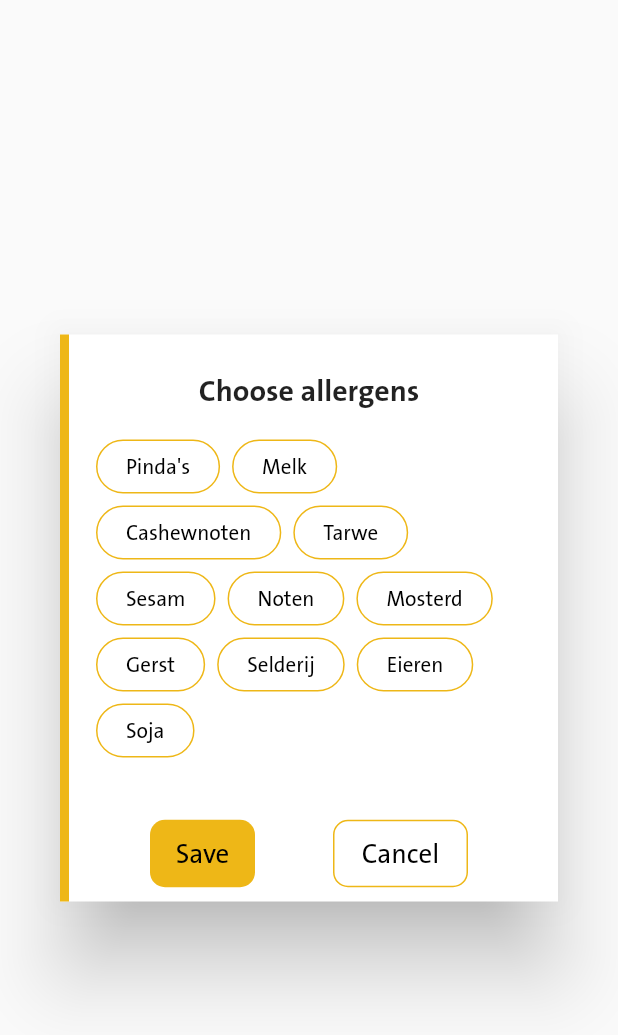
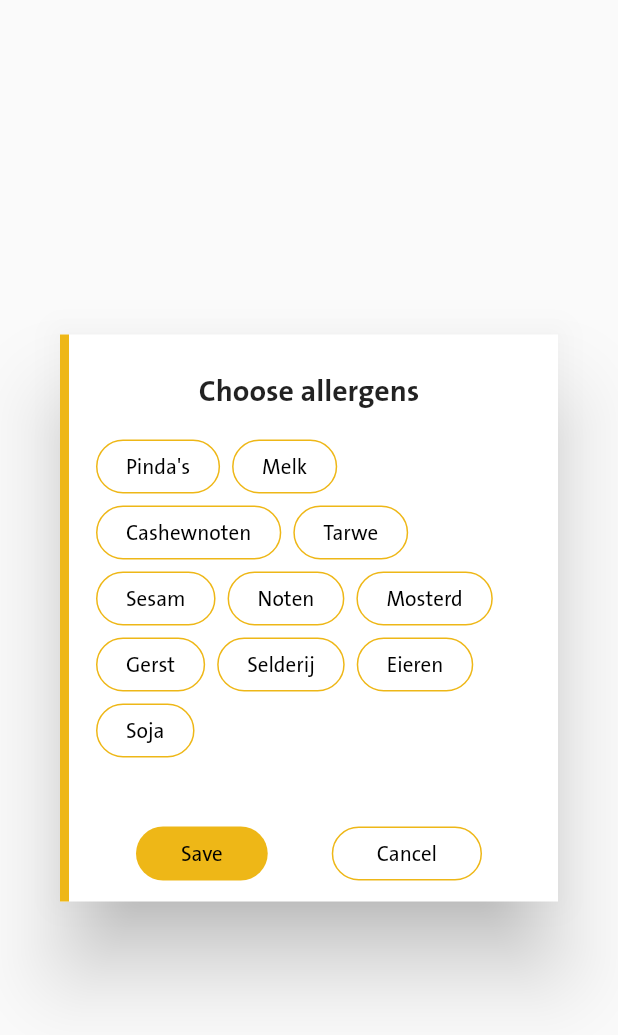
Before and after one commit to EditaAnomaly/S7-ASM-Jumbo-project, a Flutter app: the PreferenceDialog widget shown alone on an empty page, opened directly with empty values, on a phone screen of 412 x 824 dp. Shown: the top 1035 px of the screen. Run offline on Flutter 3.47's test engine with Material 2 defaults, Android fonts, the phone set to English and light mode, and no system bars; our stand-ins replace audioplayers, firebase_core, firebase_database, flutter_bloc, sliding_up_panel; missing offline and left inert: arkit_plugin, fast_barcode_scanner, flutter_vibrate; accounts and stored records are empty; network calls fail; statements that could not run were skipped.

Commit message:
Button style update to Jumbo guidelines
Some buttons were not using the exact Jumbo guidelines, updated those buttons to match Jumbo

```diff
--- a/lib/widgets/preferences/preference_dialog.dart
+++ b/lib/widgets/preferences/preference_dialog.dart
@@ -49,40 +49,39 @@ class _PreferenceDialogSate extends State<PreferenceDialog> {
       )),
       actions: [
         TextButton(
-          style: TextButton.styleFrom(
-            foregroundColor: Colors.black,
-            backgroundColor: const Color(0xffEEB717),
-            fixedSize: const Size(70, 45),
-            shape: RoundedRectangleBorder(
-              borderRadius: BorderRadius.circular(10.0),
-            ),
-            textStyle: const TextStyle(fontSize: 20),
-          ),
           onPressed: () {
             widget.callback(widget.options);
             Navigator.of(context).pop();
           },
-          child: const Text("Save",
-              style: TextStyle(fontFamily: 'Jumbo', fontSize: 18)),
+          style: TextButton.styleFrom(
+            padding: const EdgeInsets.only(left: 30.0, right: 30.0),
+            shape: RoundedRectangleBorder(
+              borderRadius: BorderRadius.circular(20.0),
             ),
-        TextButton(
+            backgroundColor: const Color(0xffEEB717),
+            foregroundColor: Colors.black,
+          ),
+          child: const Text("Save"),
+        ),
+        OutlinedButton(
+          onPressed: () {
+            Navigator.of(context).pop();
+          },
           style: OutlinedButton.styleFrom(
-              fixedSize: const Size(90, 45),
+            padding: const EdgeInsets.only(left: 30.0, right: 30.0),
             shape: RoundedRectangleBorder(
-                borderRadius: BorderRadius.circular(10.0),
+              borderRadius: BorderRadius.circular(20.0),
             ),
             side: const BorderSide(
               color: Color(0xffEEB717),
             ),
-              textStyle: const TextStyle(fontSize: 18),
+            foregroundColor: Colors.black,
           ),
           child: const Text(
             "Cancel",
             style: TextStyle(color: Colors.black, fontFamily: 'Jumbo'),
           ),
-            onPressed: () {
-              Navigator.of(context).pop();
-            })
+        ),
       ],
       actionsAlignment: MainAxisAlignment.spaceEvenly,
     );
```
Also changed, not shown: lib/widgets/preferences/first_use_disclaimer.dart (+20 -14 lines). Lines whose indentation alone changed are shown as unchanged.
